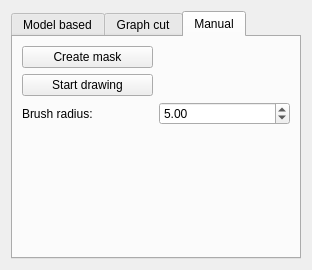
This is Applications/Viewer/OrganSegmentationModule/OrganSegmentationWidget.ui in JanKolomaznik/MedV4D as Qt 5 draws it before an edit. The edited form follows.
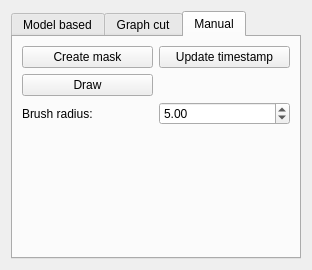
This is the edited form.

Commit message: Continuing in segmentation extension

Patch:
```diff
--- a/Applications/Viewer/OrganSegmentationModule/OrganSegmentationWidget.ui
+++ b/Applications/Viewer/OrganSegmentationModule/OrganSegmentationWidget.ui
@@ -80,7 +80,17 @@
        <item row="2" column="0">
         <widget class="QPushButton" name="pushButton_2">
          <property name="text">
-          <string>Start drawing</string>
+          <string>Draw</string>
+         </property>
+         <property name="checkable">
+          <bool>true</bool>
+         </property>
+        </widget>
+       </item>
+       <item row="1" column="1">
+        <widget class="QPushButton" name="pushButton_3">
+         <property name="text">
+          <string>Update timestamp</string>
          </property>
         </widget>
        </item>
```
Left out of the diff: 56 changed lines with no effect on the pictures. The commit also changes 29 other files.
